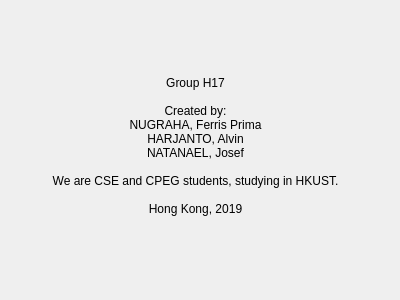
Old version of the form AboutUs.ui in the repository JosefNatanael/ThePhotoEditor.
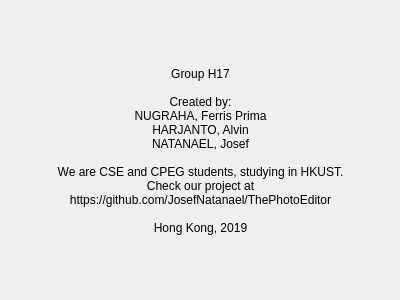
New version of the form.

Commit message: Palette brush fully integrated to the main window and scribble area

The edit to the form file:
```diff
--- a/AboutUs.ui
+++ b/AboutUs.ui
@@ -18,8 +18,8 @@
     <rect>
      <x>10</x>
      <y>10</y>
-     <width>371</width>
-     <height>271</height>
+     <width>381</width>
+     <height>281</height>
     </rect>
    </property>
    <property name="text">
@@ -31,6 +31,8 @@
 NATANAEL, Josef
 
 We are CSE and CPEG students, studying in HKUST.
+Check our project at 
+https://github.com/JosefNatanael/ThePhotoEditor
 
 Hong Kong, 2019</string>
    </property>
```
The commit also changes 5 other files.
